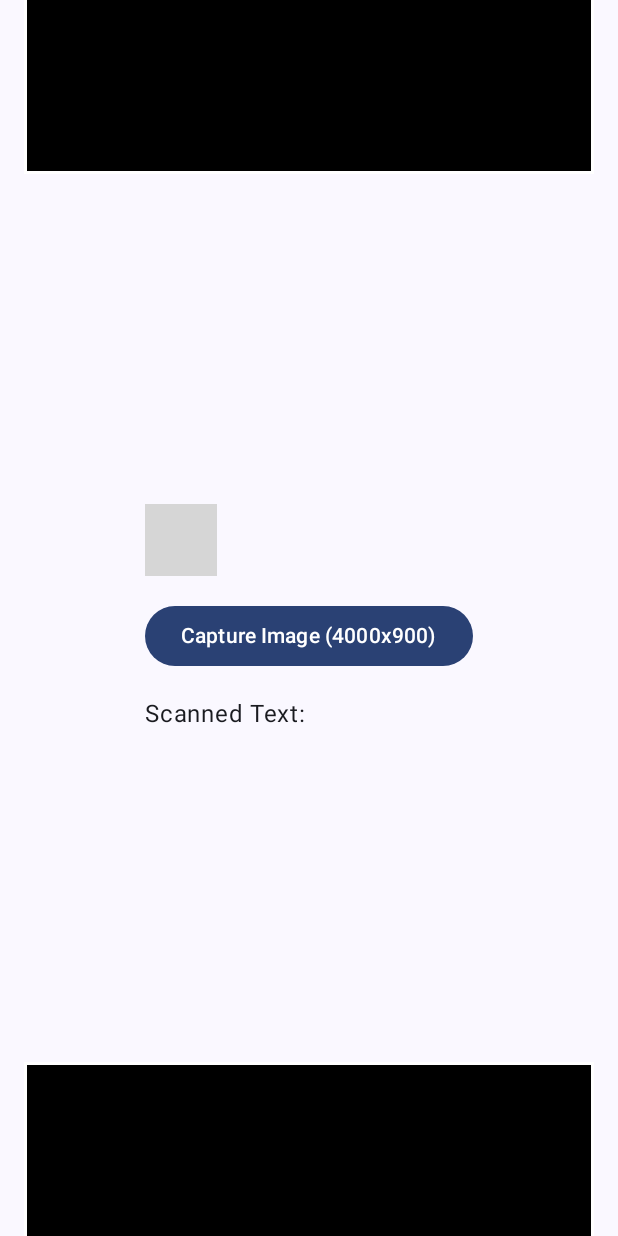
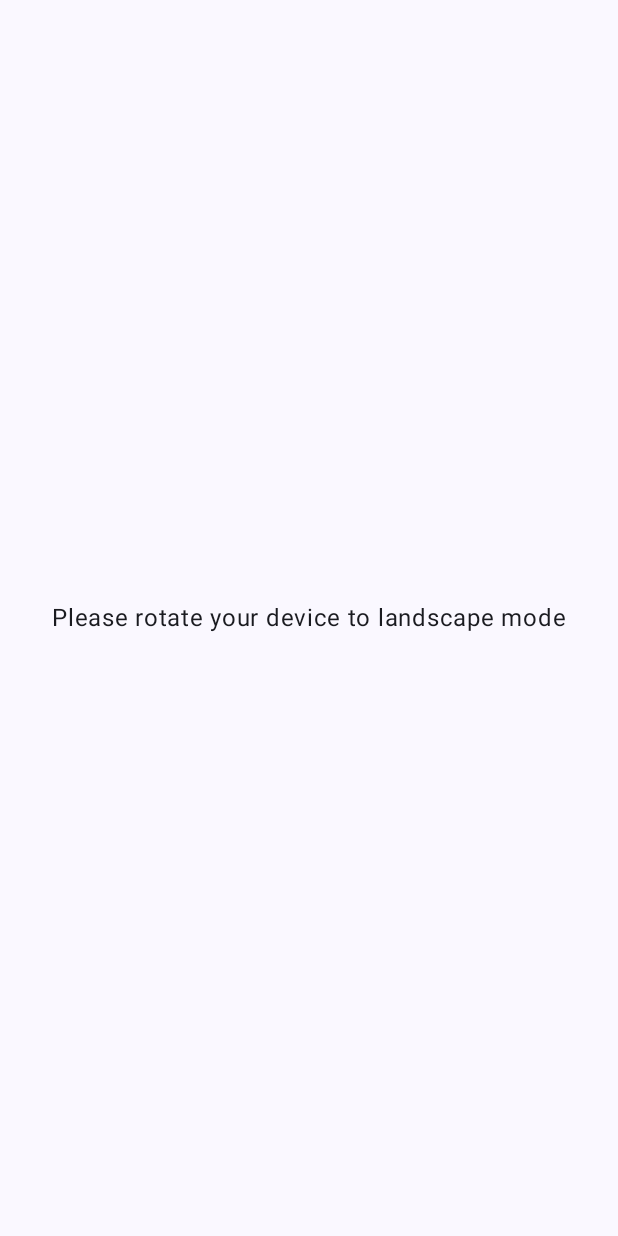
Before and after one commit to hugoallaine/SY43_Project, an Android app built with Jetpack Compose: the screen it shows after launch (MainActivity), on a phone screen of 412 x 824 dp. Run offline under Robolectric (Android 15) with nearby library versions, the phone set to English and light mode, and no system bars; libraries missing offline, so code that uses them is left out: androidx.camera.core, androidx.camera.lifecycle, com.google.mlkit.vision; grey boxes are pictures that could not be loaded.

Commit message:
amélioration et debut de la reconnaissance de texte

```diff
--- a/app/src/main/java/com/example/sy43_bookshelft/MainActivity.kt
+++ b/app/src/main/java/com/example/sy43_bookshelft/MainActivity.kt
@@ -2,6 +2,7 @@
 package com.example.sy43_bookshelft
 
 import android.Manifest
+import android.content.res.Configuration
 import android.graphics.Bitmap
 import android.graphics.BitmapFactory
 import android.os.Bundle
@@ -24,14 +25,12 @@ import androidx.compose.foundation.layout.*
 import androidx.compose.material3.Button
 import androidx.compose.material3.Surface
 import androidx.compose.material3.Text
-import androidx.compose.runtime.Composable
-import androidx.compose.runtime.getValue
-import androidx.compose.runtime.mutableStateOf
-import androidx.compose.runtime.remember
-import androidx.compose.runtime.setValue
+import androidx.compose.runtime.*
 import androidx.compose.ui.Alignment
 import androidx.compose.ui.Modifier
+import androidx.compose.ui.draw.rotate
 import androidx.compose.ui.graphics.Color
+import androidx.compose.ui.platform.LocalConfiguration
 import androidx.compose.ui.platform.LocalContext
 import androidx.compose.ui.platform.LocalLifecycleOwner
 import androidx.compose.ui.unit.dp
@@ -85,19 +84,15 @@ class MainActivity : ComponentActivity() {
 class BookViewModel : ViewModel() {
     var scannedText by mutableStateOf("")
     var errorMessage by mutableStateOf("")
-
-    fun onTextScanned(text: String) {
-        scannedText = text
-    }
-
-    fun onError(message: String) {
-        errorMessage = message
-    }
 }
 
 @Composable
 fun MainScreen(viewModel: BookViewModel, cameraExecutor: ExecutorService) {
+    val configuration = LocalConfiguration.current
+    val isLandscape = configuration.orientation == Configuration.ORIENTATION_LANDSCAPE
+
     Surface(modifier = Modifier.fillMaxSize()) {
+        if (isLandscape) {
             Column(
                 horizontalAlignment = Alignment.CenterHorizontally,
                 verticalArrangement = Arrangement.Center,
@@ -116,11 +111,55 @@ fun MainScreen(viewModel: BookViewModel, cameraExecutor: ExecutorService) {
                             lifecycleOwner = lifecycleOwner,
                             aspectRatio = MainActivity.PREVIEW_ASPECT_RATIO,
                             onImageCaptureReady = { imageCapture = it },
-                        onError = { message -> viewModel.onError(message) }
+                            onError = { message -> viewModel.errorMessage = message }
                         )
 
                         Spacer(modifier = Modifier.height(16.dp))
 
+                        Text("Scanned Text: ${viewModel.scannedText}")
+                    }
+
+                    // Add black bars to the top and bottom with padding for the offset and borders
+                    Box(modifier = Modifier
+                        .fillMaxWidth()
+                        .height(140.dp)
+                        .offset(y = (-40).dp)  // Offset from the top
+                        .background(Color.Black)
+                        .border(2.dp, Color.White)
+                        .align(Alignment.TopCenter),
+                        contentAlignment = Alignment.Center
+                    ) {
+                        if (viewModel.errorMessage.isNotEmpty()) {
+                            Text(text = "Error: ${viewModel.errorMessage}", color = Color.Red)
+                        } else if (viewModel.scannedText.isNotEmpty()) {
+                            Row(
+                                modifier = Modifier
+                                    .padding(bottom = 0.dp),  // Adjust padding to move text lower
+                                verticalAlignment = Alignment.CenterVertically
+                            ) {
+                                viewModel.scannedText.split("\n").forEach { line ->
+                                    Text(
+                                        text = line,
+                                        color = Color.Green,
+                                        modifier = Modifier
+                                            .padding(5.dp)
+                                            .rotate(270f)
+                                    )
+                                }
+                            }
+                        }
+                    }
+
+
+                    Box(modifier = Modifier
+                        .fillMaxWidth()
+                        .height(160.dp)
+                        .offset(y = 40.dp)  // Offset from the bottom
+                        .background(Color.Black)
+                        .border(2.dp, Color.White)
+                        .align(Alignment.BottomCenter),
+                        contentAlignment = Alignment.Center // Align button to the center
+                    ) {
                         Button(onClick = {
                             val file = File(context.cacheDir, "image.jpg")
                             val outputOptions = ImageCapture.OutputFileOptions.Builder(file).build()
@@ -130,53 +169,47 @@ fun MainScreen(viewModel: BookViewModel, cameraExecutor: ExecutorService) {
                                 object : ImageCapture.OnImageSavedCallback {
                                     override fun onImageSaved(outputFileResults: ImageCapture.OutputFileResults) {
                                         val bitmap = BitmapFactory.decodeFile(file.absolutePath)
-                                    val resizedBitmap = Bitmap.createScaledBitmap(bitmap, MainActivity.DESIRED_WIDTH, MainActivity.DESIRED_HEIGHT, true)
-                                    val image = InputImage.fromBitmap(resizedBitmap, 0)
+                                        // Crop the bitmap to the area between the black bars
+                                        val croppedBitmap = Bitmap.createBitmap(
+                                            bitmap,
+                                            0,
+                                            bitmap.height / 3,
+                                            bitmap.width,
+                                            bitmap.height / 3
+                                        )
+                                        val image = InputImage.fromBitmap(croppedBitmap, 0)
                                         val recognizer = TextRecognition.getClient(TextRecognizerOptions.DEFAULT_OPTIONS)
                                         recognizer.process(image)
                                             .addOnSuccessListener { visionText ->
-                                            viewModel.onTextScanned(visionText.text)
+                                                viewModel.scannedText = visionText.text
+                                                viewModel.errorMessage = ""
+                                                // Display the classifications
+                                                CheckOrder(visionText.text)
                                             }
                                             .addOnFailureListener { e ->
-                                            viewModel.onError("Failed to scan text: ${e.message}")
+                                                viewModel.errorMessage = "Failed to scan text: ${e.message}"
+                                                viewModel.scannedText = ""
                                             }
                                     }
 
                                     override fun onError(exception: ImageCaptureException) {
-                                    viewModel.onError("Image capture failed: ${exception.message}")
+                                        viewModel.errorMessage = "Image capture failed: ${exception.message}"
+                                        viewModel.scannedText = ""
                                     }
                                 }
                             )
                         }) {
                             Text("Capture Image (${MainActivity.DESIRED_WIDTH}x${MainActivity.DESIRED_HEIGHT})")
                         }
-
-                    Spacer(modifier = Modifier.height(16.dp))
-
-                    Text("Scanned Text: ${viewModel.scannedText}")
-                    if (viewModel.errorMessage.isNotEmpty()) {
-                        Text("Error: ${viewModel.errorMessage}", color = Color.Red)
                     }
                 }
-
-                // Add black bars to the top and bottom with padding for the offset and borders
-                Box(modifier = Modifier
-                    .fillMaxWidth()
-                    .height(140.dp)
-                    .offset(y = (-40).dp)  // Offset from the top
-                    .background(Color.Black)
-                    .border(2.dp, Color.White)
-                    .align(Alignment.TopCenter)
-                )
-
-                Box(modifier = Modifier
-                    .fillMaxWidth()
-                    .height(140.dp)
-                    .offset(y = 40.dp)  // Offset from the bottom
-                    .background(Color.Black)
-                    .border(2.dp, Color.White)
-                    .align(Alignment.BottomCenter)
-                )
+            }
+        } else {
+            Box(
+                contentAlignment = Alignment.Center,
+                modifier = Modifier.fillMaxSize()
+            ) {
+                Text("Please rotate your device to landscape mode")
             }
         }
     }
@@ -246,3 +279,12 @@ fun CameraPreview(
             .aspectRatio(16f / 9f)  // Set aspect ratio to 16:9
     )
 }
+
+fun CheckOrder(text: String) {
+    // Simulate checking order of book spines based on Library of Congress Classification
+    val callNumbers = text.split("\n").map { it.trim() }.filter { it.isNotEmpty() }
+    if (callNumbers.isEmpty()) return
+
+    // Here you can implement the logic to verify the order of the call numbers.
+    // For now, just return the call numbers as they are.
+}
```
Also changed, not shown: 72 other files. Lines whose indentation alone changed are shown as unchanged.
